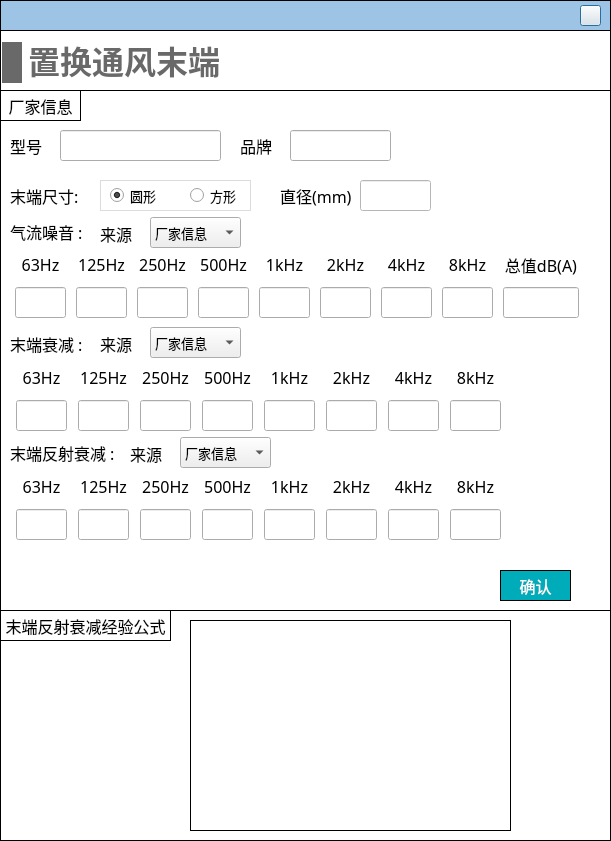
SheepBowwow/NoiCal, file NoiseCalSoft/inputDialog/dialog_disp_vent_terminal.ui: the form before one commit.
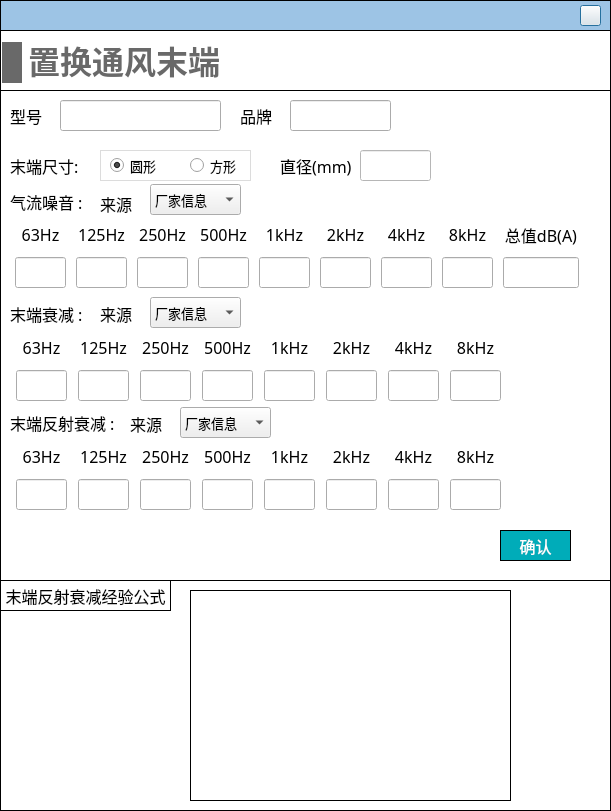
The form after the commit. Icons and pictures are not drawn.

What changed in the file:
```diff
--- a/NoiseCalSoft/inputDialog/dialog_disp_vent_terminal.ui
+++ b/NoiseCalSoft/inputDialog/dialog_disp_vent_terminal.ui
@@ -7,7 +7,7 @@
     <x>0</x>
     <y>0</y>
     <width>611</width>
-    <height>841</height>
+    <height>811</height>
    </rect>
   </property>
   <property name="windowTitle">
@@ -71,7 +71,7 @@
      <x>0</x>
      <y>30</y>
      <width>611</width>
-     <height>811</height>
+     <height>781</height>
     </rect>
    </property>
    <property name="styleSheet">
@@ -84,7 +84,7 @@
     <property name="geometry">
      <rect>
       <x>0</x>
-      <y>580</y>
+      <y>550</y>
       <width>611</width>
       <height>231</height>
      </rect>
@@ -137,7 +137,7 @@
       <x>0</x>
       <y>60</y>
       <width>611</width>
-      <height>521</height>
+      <height>491</height>
      </rect>
     </property>
     <property name="minimumSize">
@@ -182,11 +182,17 @@
      <property name="geometry">
       <rect>
        <x>240</x>
-       <y>40</y>
+       <y>10</y>
        <width>41</width>
        <height>31</height>
       </rect>
      </property>
+     <property name="minimumSize">
+      <size>
+       <width>0</width>
+       <height>31</height>
+      </size>
+     </property>
      <property name="font">
       <font>
        <family>黑体</family>
@@ -201,11 +207,17 @@
      <property name="geometry">
       <rect>
        <x>10</x>
-       <y>40</y>
+       <y>10</y>
        <width>41</width>
        <height>31</height>
       </rect>
      </property>
+     <property name="minimumSize">
+      <size>
+       <width>0</width>
+       <height>31</height>
+      </size>
+     </property>
      <property name="font">
       <font>
        <family>黑体</family>
@@ -220,11 +232,17 @@
      <property name="geometry">
       <rect>
        <x>290</x>
-       <y>40</y>
+       <y>10</y>
        <width>101</width>
        <height>31</height>
       </rect>
      </property>
+     <property name="minimumSize">
+      <size>
+       <width>0</width>
+       <height>31</height>
+      </size>
+     </property>
      <property name="font">
       <font>
        <family>黑体</family>
@@ -236,7 +254,7 @@
      <property name="geometry">
       <rect>
        <x>10</x>
-       <y>342</y>
+       <y>312</y>
        <width>111</width>
        <height>41</height>
       </rect>
@@ -255,7 +273,7 @@
      <property name="geometry">
       <rect>
        <x>10</x>
-       <y>121</y>
+       <y>91</y>
        <width>81</width>
        <height>41</height>
       </rect>
@@ -274,7 +292,7 @@
      <property name="geometry">
       <rect>
        <x>11</x>
-       <y>271</y>
+       <y>241</y>
        <width>501</width>
        <height>72</height>
       </rect>
@@ -769,7 +787,7 @@
      <property name="geometry">
       <rect>
        <x>11</x>
-       <y>380</y>
+       <y>350</y>
        <width>501</width>
        <height>72</height>
       </rect>
@@ -1264,7 +1282,7 @@
      <property name="geometry">
       <rect>
        <x>11</x>
-       <y>158</y>
+       <y>128</y>
        <width>581</width>
        <height>72</height>
       </rect>
@@ -1819,7 +1837,7 @@
      <property name="geometry">
       <rect>
        <x>10</x>
-       <y>233</y>
+       <y>203</y>
        <width>81</width>
        <height>41</height>
       </rect>
@@ -1838,11 +1856,17 @@
      <property name="geometry">
       <rect>
        <x>60</x>
-       <y>40</y>
+       <y>10</y>
        <width>161</width>
        <height>31</height>
       </rect>
      </property>
+     <property name="minimumSize">
+      <size>
+       <width>0</width>
+       <height>31</height>
+      </size>
+     </property>
      <property name="font">
       <font>
        <family>黑体</family>
@@ -1854,7 +1878,7 @@
      <property name="geometry">
       <rect>
        <x>270</x>
-       <y>90</y>
+       <y>60</y>
        <width>291</width>
        <height>31</height>
       </rect>
@@ -1984,7 +2008,7 @@
      <property name="geometry">
       <rect>
        <x>100</x>
-       <y>90</y>
+       <y>60</y>
        <width>151</width>
        <height>31</height>
       </rect>
@@ -2041,7 +2065,7 @@
      <property name="geometry">
       <rect>
        <x>10</x>
-       <y>90</y>
+       <y>60</y>
        <width>81</width>
        <height>31</height>
       </rect>
@@ -2060,7 +2084,7 @@
      <property name="geometry">
       <rect>
        <x>500</x>
-       <y>480</y>
+       <y>440</y>
        <width>71</width>
        <height>31</height>
       </rect>
@@ -2091,36 +2115,11 @@
       <string>确认</string>
      </property>
     </widget>
-    <widget class="QLabel" name="label_41">
-     <property name="geometry">
-      <rect>
-       <x>0</x>
-       <y>0</y>
-       <width>81</width>
-       <height>31</height>
-      </rect>
-     </property>
-     <property name="font">
-      <font>
-       <family>黑体</family>
-       <pointsize>-1</pointsize>
-      </font>
-     </property>
-     <property name="styleSheet">
-      <string notr="true">border: 1px solid #000000;</string>
-     </property>
-     <property name="text">
-      <string>厂家信息</string>
-     </property>
-     <property name="alignment">
-      <set>Qt::AlignCenter</set>
-     </property>
-    </widget>
     <widget class="QLabel" name="label_42">
      <property name="geometry">
       <rect>
        <x>100</x>
-       <y>233</y>
+       <y>203</y>
        <width>41</width>
        <height>41</height>
       </rect>
@@ -2139,7 +2138,7 @@
      <property name="geometry">
       <rect>
        <x>180</x>
-       <y>347</y>
+       <y>317</y>
        <width>91</width>
        <height>31</height>
       </rect>
@@ -2170,7 +2169,7 @@
      <property name="geometry">
       <rect>
        <x>150</x>
-       <y>127</y>
+       <y>94</y>
        <width>91</width>
        <height>31</height>
       </rect>
@@ -2196,7 +2195,7 @@
      <property name="geometry">
       <rect>
        <x>150</x>
-       <y>237</y>
+       <y>207</y>
        <width>91</width>
        <height>31</height>
       </rect>
@@ -2222,7 +2221,7 @@
      <property name="geometry">
       <rect>
        <x>100</x>
-       <y>123</y>
+       <y>93</y>
        <width>41</width>
        <height>41</height>
       </rect>
@@ -2241,7 +2240,7 @@
      <property name="geometry">
       <rect>
        <x>130</x>
-       <y>343</y>
+       <y>313</y>
        <width>41</width>
        <height>41</height>
       </rect>
```
